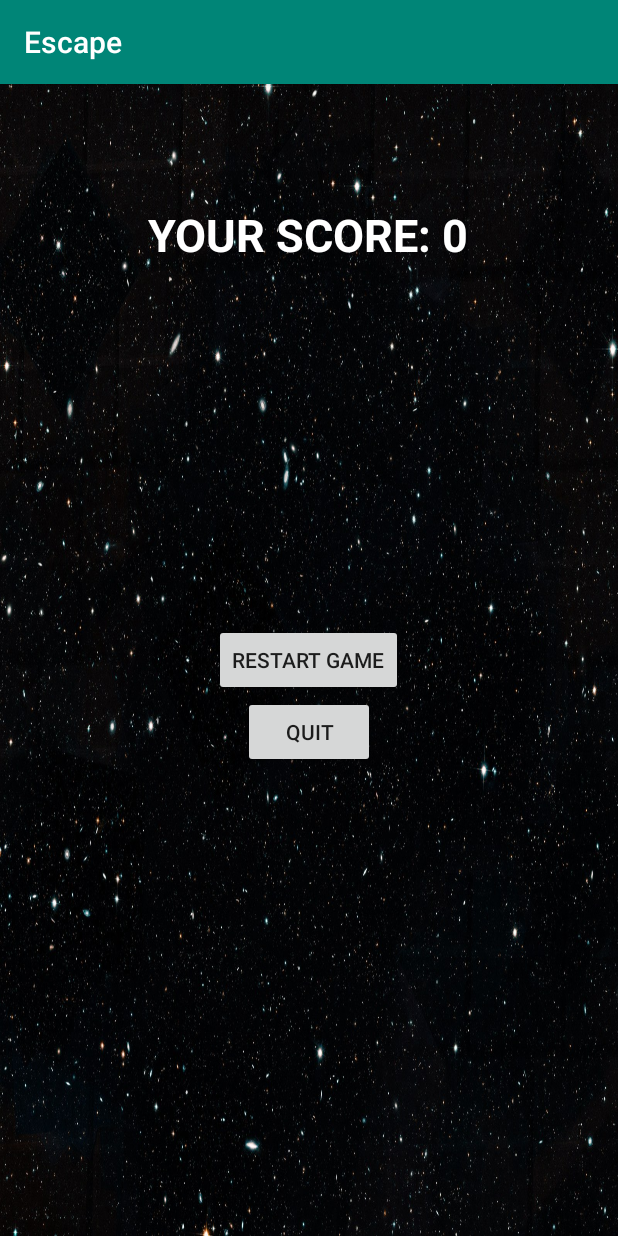
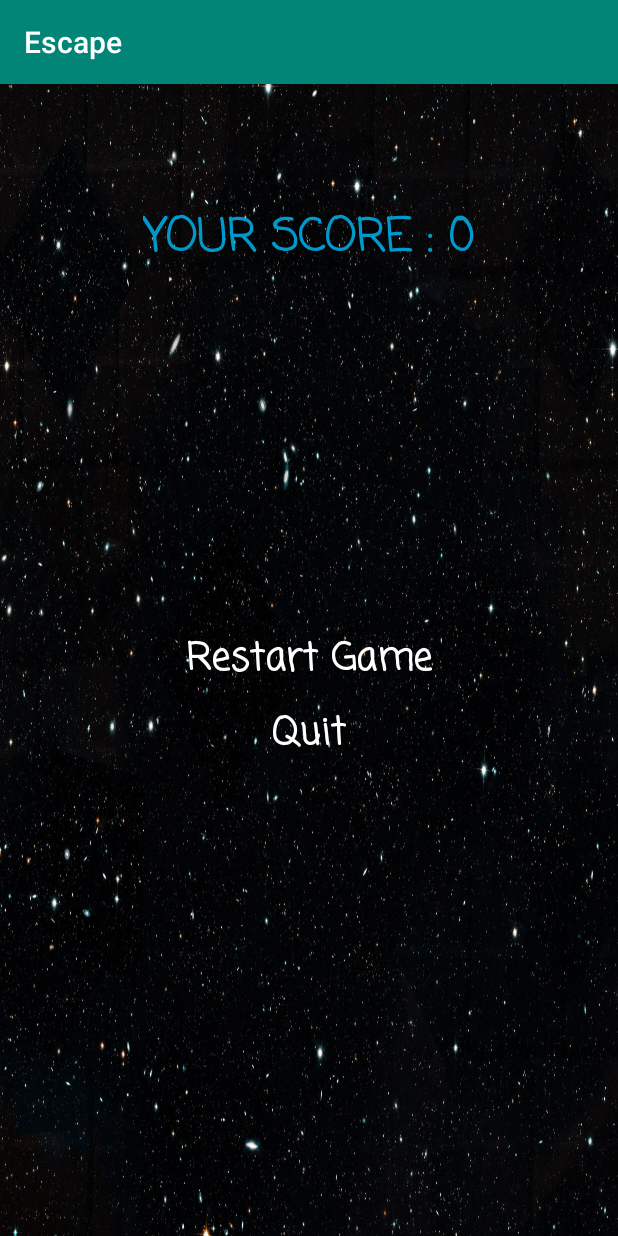
Before and after one commit to hodg300/Escape-Application, an Android app: the GameActivity screen opened directly, with no data from a screen before it, after a tap on an icon or button, on a phone screen of 412 x 824 dp. Run offline under Robolectric (Android 15) with nearby library versions, the phone set to English and light mode, and no system bars; libraries missing offline, so code that uses them is left out: androidx.constraintlayout.solver.

Commit message:
third commit

```diff
--- a/src/main/java/com/example/myfirstapp/EndActivity.java
+++ b/src/main/java/com/example/myfirstapp/EndActivity.java
@@ -10,25 +10,16 @@ import android.widget.TextView;
 
 public class EndActivity extends AppCompatActivity {
     private TextView scoreView;
+
+
     @Override
     protected void onCreate(Bundle savedInstanceState) {
         super.onCreate(savedInstanceState);
         setContentView(R.layout.activity_end);
 
-
         scoreView=findViewById(R.id.your_score);
-
-        //press restart and return to a new game
-        findViewById(R.id.btn_restart).setOnClickListener(new View.OnClickListener() {
-            @Override
-            public void onClick(View v) {
-                Intent gameActivityIntent=new Intent(EndActivity.this,GameActivity.class);
-                startActivity(gameActivityIntent);
-            }
-        });
-
         Intent intent=getIntent();
-        scoreView.setText("YOUR SCORE: " + intent.getIntExtra("score",0));
+        scoreView.setText("YOUR SCORE : " + intent.getIntExtra("score",0));
     }
 
     //press End Game to finish the game and destroy the progress
@@ -36,4 +27,9 @@ public class EndActivity extends AppCompatActivity {
         moveTaskToBack(true);
         System.exit(1);
     }
+
+    public void cliclToRestart(View view) {
+        Intent gameActivityIntent=new Intent(EndActivity.this,GameActivity.class);
+        startActivity(gameActivityIntent);
+    }
 }
--- a/src/main/java/com/example/myfirstapp/GameActivity.java
+++ b/src/main/java/com/example/myfirstapp/GameActivity.java
@@ -50,7 +50,7 @@ public class GameActivity extends AppCompatActivity {
     private ValueAnimator animation2;
     private ValueAnimator animation3;
     private int screenHeight;
-    private int score;
+    private int score=0;
     private TextView scoreView;
 
 
@@ -147,7 +147,12 @@ public class GameActivity extends AppCompatActivity {
     private synchronized void addScore(View enemy,ValueAnimator updatedAnimation){
         if(enemy.getY()>player.getY()+player.getHeight()){
             score +=100;
-            scoreView.setText("SCORE: " + score);
+            if(score<9999) {
+                scoreView.setText("SCORE: " + score);
+            }else{
+                scoreView.setText("SCORE: " +score);
+                scoreView.setTextSize(20);
+            }
             updatedAnimation.start();
         }
     }
--- a/src/main/res/drawable/ic_launcher_background.xml
+++ b/src/main/res/drawable/ic_launcher_background.xml
@@ -3,7 +3,8 @@
     android:width="108dp"
     android:height="108dp"
     android:viewportWidth="108"
-    android:viewportHeight="108">
+    android:viewportHeight="108"
+    >
     <path
         android:fillColor="#008577"
         android:pathData="M0,0h108v108h-108z" />
--- a/src/main/res/layout/activity_end.xml
+++ b/src/main/res/layout/activity_end.xml
@@ -16,20 +16,31 @@
         android:layout_centerHorizontal="true"
         android:text="YOUR SCORE :"
         android:textStyle="bold"
-        android:textColor="@android:color/white"
+        android:fontFamily="casual"
+        android:textColor="@android:color/holo_blue_dark"
         android:textSize="30dp"/>
-    <Button
+    <TextView
         android:id="@+id/btn_restart"
         android:text="Restart Game"
+        android:textColor="@android:color/white"
+        android:textStyle="bold"
+        android:fontFamily="casual"
+        android:textSize="25dp"
+        android:onClick="cliclToRestart"
         android:layout_width="wrap_content"
         android:layout_height="wrap_content"
         android:layout_centerInParent="true"/>
 
-    <Button
+    <TextView
         android:text="Quit"
+        android:textColor="@android:color/white"
+        android:textStyle="bold"
+        android:fontFamily="casual"
+        android:textSize="25dp"
         android:layout_width="wrap_content"
         android:layout_height="wrap_content"
         android:layout_below="@id/btn_restart"
+        android:layout_marginTop="10dp"
         android:onClick="clickExit"
         android:layout_centerInParent="true"/>
 
--- a/src/main/res/layout/activity_game.xml
+++ b/src/main/res/layout/activity_game.xml
@@ -6,7 +6,7 @@
     android:layout_height="match_parent"
     tools:context=".GameActivity"
     android:id="@+id/rl"
-    android:background="@drawable/background"
+    android:background="@drawable/space_photo"
     android:paddingBottom="10dp"
     >
 
@@ -41,6 +41,7 @@
         android:layout_height="130px"
         android:layout_toRightOf="@id/life_status3"
         android:text="SCORE:"
+        android:layout_marginLeft="3dp"
         android:textColor="@android:color/white"
         android:textSize="24dp"
         android:layout_marginTop="4dp" />
```
Also changed, not shown: src/main/java/com/example/myfirstapp/StartActivity.java (+5 -9 lines), src/main/res/layout/activity_main.xml (+7 -5 lines), src/main/res/drawable/space_photo.jpg (added), src/main/res/drawable/start.png (added).
